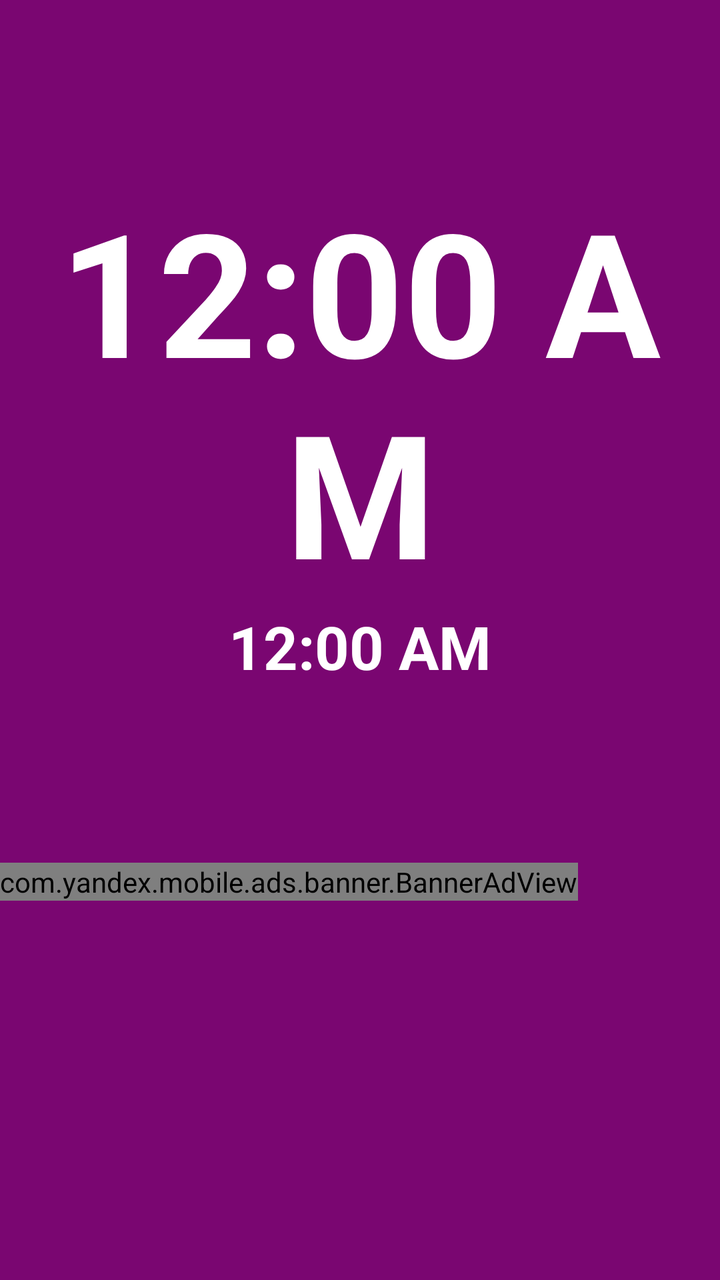
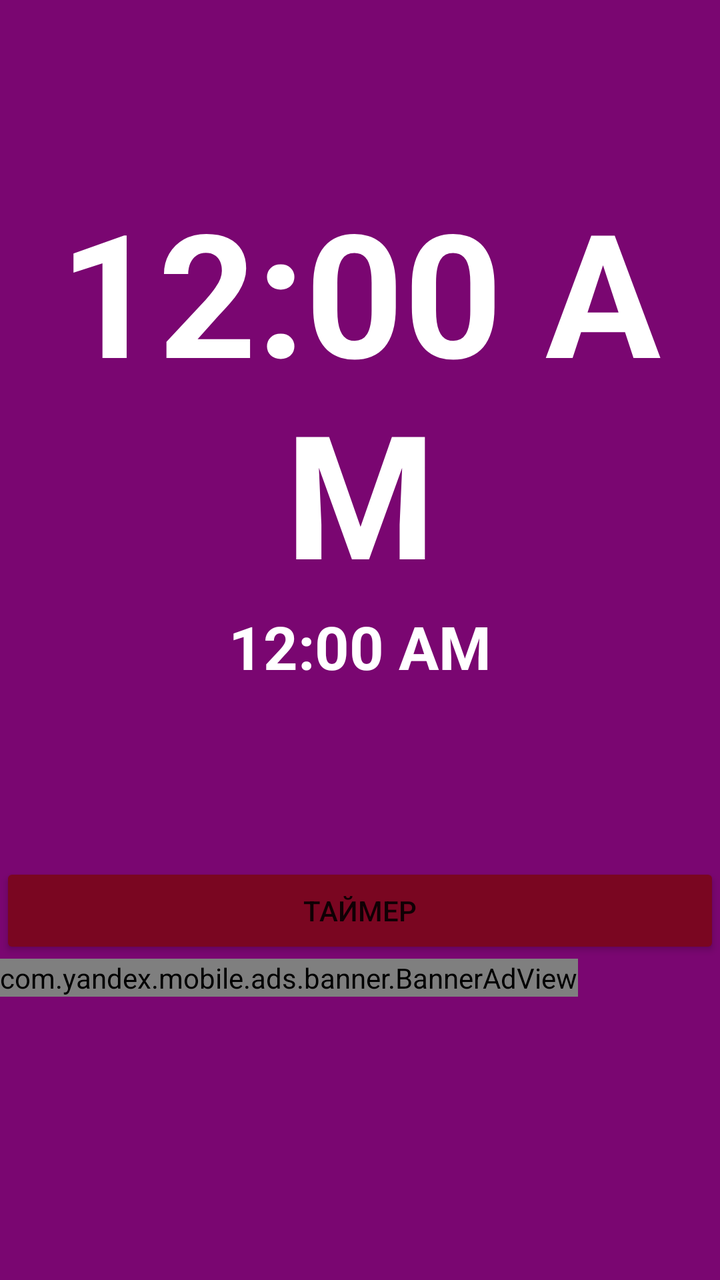

Compare the two renders of this Android layout. The source of the first and the diff that turns it into the second are given below.
<!-- AndroidManifest.xml: application theme Theme.ScreenClock -->
<!-- res/layout/fragment_home.xml -->
<?xml version="1.0" encoding="utf-8"?>
<LinearLayout xmlns:android="http://schemas.android.com/apk/res/android"
    xmlns:app="http://schemas.android.com/apk/res-auto"
    xmlns:tools="http://schemas.android.com/tools"
    android:id="@+id/main"
    android:layout_width="match_parent"
    android:layout_height="match_parent"
    android:background="@color/Purple2"
    android:orientation="vertical"
    tools:context=".ui.home.HomeFragment">


    <ScrollView
        android:layout_width="match_parent"
        android:layout_height="match_parent"
        tools:ignore="UselessParent">

        <LinearLayout
            android:layout_width="match_parent"
            android:layout_height="wrap_content"
            android:orientation="vertical">


            <TextView
                android:id="@+id/text_home"
                android:layout_width="match_parent"
                android:layout_height="wrap_content"
                android:layout_marginStart="8dp"
                android:layout_marginTop="8dp"
                android:layout_marginEnd="8dp"
                android:layout_weight="1"
                android:textAlignment="center"
                android:textSize="60sp"
                app:layout_constraintBottom_toBottomOf="parent"
                app:layout_constraintEnd_toEndOf="parent"
                app:layout_constraintStart_toStartOf="parent"
                app:layout_constraintTop_toTopOf="parent" />


            <TextClock
                android:id="@+id/simpleDigitalClock"
                android:layout_width="match_parent"
                android:layout_height="wrap_content"
                android:layout_weight="1"
                android:format24Hour="H:mm:ss"
                android:gravity="center|center_horizontal"
                android:textColor="@color/white"
                android:textSize="86sp"
                android:textStyle="bold"
                android:screenOrientation="fullSensor"
                app:layout_constraintBottom_toBottomOf="parent"
                app:layout_constraintEnd_toEndOf="parent"
                app:layout_constraintHorizontal_bias="0.493"
                app:layout_constraintStart_toStartOf="parent"
                app:layout_constraintTop_toTopOf="parent"
                app:layout_constraintVertical_bias="0.277"
                tools:ignore="NewApi,PrivateResource" />

            <TextClock
                android:id="@+id/simpleDigitalClock2"
                android:layout_width="match_parent"
                android:layout_height="wrap_content"
                android:layout_weight="1"
                android:format24Hour="EEEE\n dd MMMM yyyy"
                android:gravity="center|center_horizontal"
                android:textColor="@color/white"

                android:textSize="30sp"
                android:textStyle="bold"
                app:layout_constraintBottom_toBottomOf="parent"
                app:layout_constraintEnd_toEndOf="parent"
                app:layout_constraintHorizontal_bias="0.498"
                app:layout_constraintStart_toStartOf="parent"
                app:layout_constraintTop_toBottomOf="@+id/simpleDigitalClock"
                app:layout_constraintVertical_bias="0.023"
                tools:ignore="NewApi,PrivateResource" />

            <TextView
                android:id="@+id/text_home2"
                android:layout_width="match_parent"
                android:layout_height="wrap_content"
                android:layout_marginStart="8dp"
                android:layout_marginTop="8dp"
                android:layout_marginEnd="8dp"
                android:layout_weight="1"
                android:textAlignment="center"
                android:textSize="60sp"
                app:layout_constraintBottom_toBottomOf="parent"
                app:layout_constraintEnd_toEndOf="parent"
                app:layout_constraintStart_toStartOf="parent"
                app:layout_constraintTop_toTopOf="parent" />

            


            <com.yandex.mobile.ads.banner.BannerAdView
                android:id="@+id/ad_container_view"
                android:layout_width="wrap_content"
                android:layout_height="wrap_content"
                android:layout_marginBottom="72dp"
                android:layout_weight="1"
                app:layout_constraintBottom_toBottomOf="parent"
                app:layout_constraintEnd_toEndOf="parent"
                app:layout_constraintHorizontal_bias="0.0"
                app:layout_constraintStart_toStartOf="parent"
                tools:ignore="PrivateResource" />
        </LinearLayout>
    </ScrollView>


</LinearLayout>
<!-- resources referenced by this layout -->
<resources>
  <color name="Purple2">#7A0671</color>
  <color name="white">#FFFFFFFF</color>
  <style name="Theme.ScreenClock" parent="Theme.MaterialComponents.DayNight.DarkActionBar">
          
          <item name="colorPrimary">@color/Purple2</item>
          <item name="colorPrimaryVariant">@color/Purple2</item>
          <item name="colorOnPrimary">@color/white</item>
          
          <item name="colorSecondary">@color/teal_200</item>
          <item name="colorSecondaryVariant">@color/teal_700</item>
          <item name="colorOnSecondary">@color/black</item>
          
          <item name="android:statusBarColor">?attr/colorPrimaryVariant</item>
          
      </style>
  <color name="teal_200">#FF03DAC5</color>
  <color name="teal_700">#FF018786</color>
  <color name="black">#FF000000</color>
</resources>

<!-- the commit's change to res/layout/fragment_home.xml (unified diff, before → after) -->
@@ -22,7 +22,7 @@
 
 
             <TextView
-                android:id="@+id/text_home"
+                android:id="@+id/text_home2"
                 android:layout_width="match_parent"
                 android:layout_height="wrap_content"
                 android:layout_marginStart="8dp"
@@ -76,7 +76,7 @@
                 tools:ignore="NewApi,PrivateResource" />
 
             <TextView
-                android:id="@+id/text_home2"
+                android:id="@+id/text_home"
                 android:layout_width="match_parent"
                 android:layout_height="wrap_content"
                 android:layout_marginStart="8dp"
@@ -92,6 +92,14 @@
 
             
 
+
+            <Button
+                android:id="@+id/startButton"
+                android:layout_width="match_parent"
+                android:layout_height="wrap_content"
+                android:layout_weight="1"
+                android:backgroundTint="@color/Purple3"
+                android:text="таймер" />
 
             <com.yandex.mobile.ads.banner.BannerAdView
                 android:id="@+id/ad_container_view"
<!-- resource entries referenced after the edit -->
@@ -1,6 +1,7 @@
 <!-- resources referenced by this layout -->
 <resources>
   <color name="Purple2">#7A0671</color>
+  <color name="Purple3">#7A0621</color>
   <color name="white">#FFFFFFFF</color>
   <style name="Theme.ScreenClock" parent="Theme.MaterialComponents.DayNight.DarkActionBar">
           
